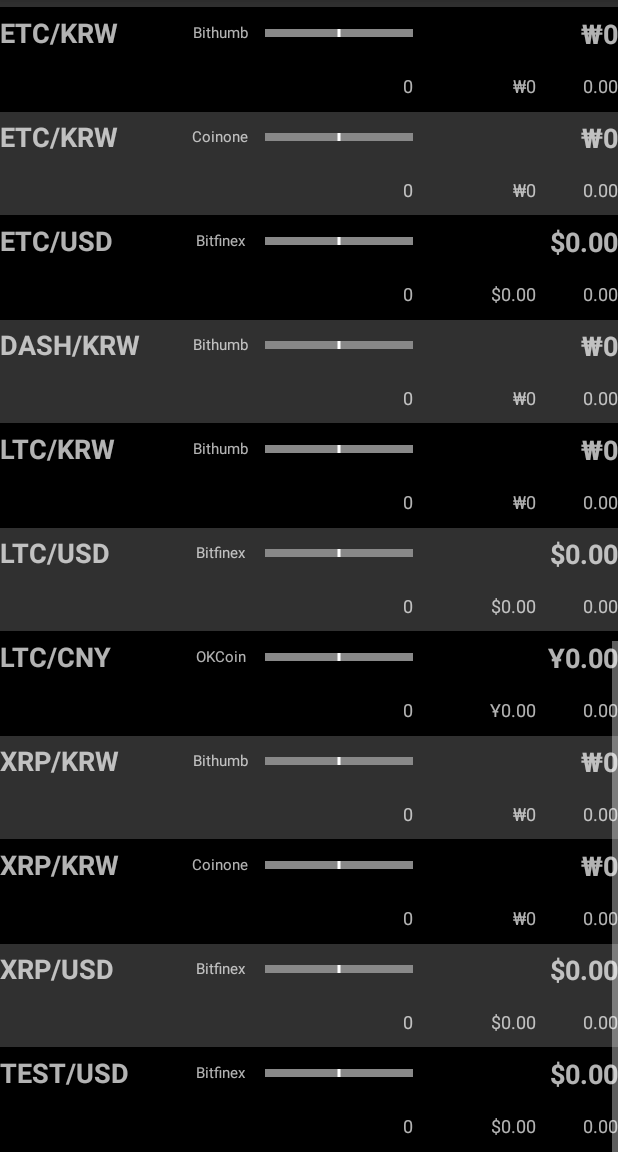
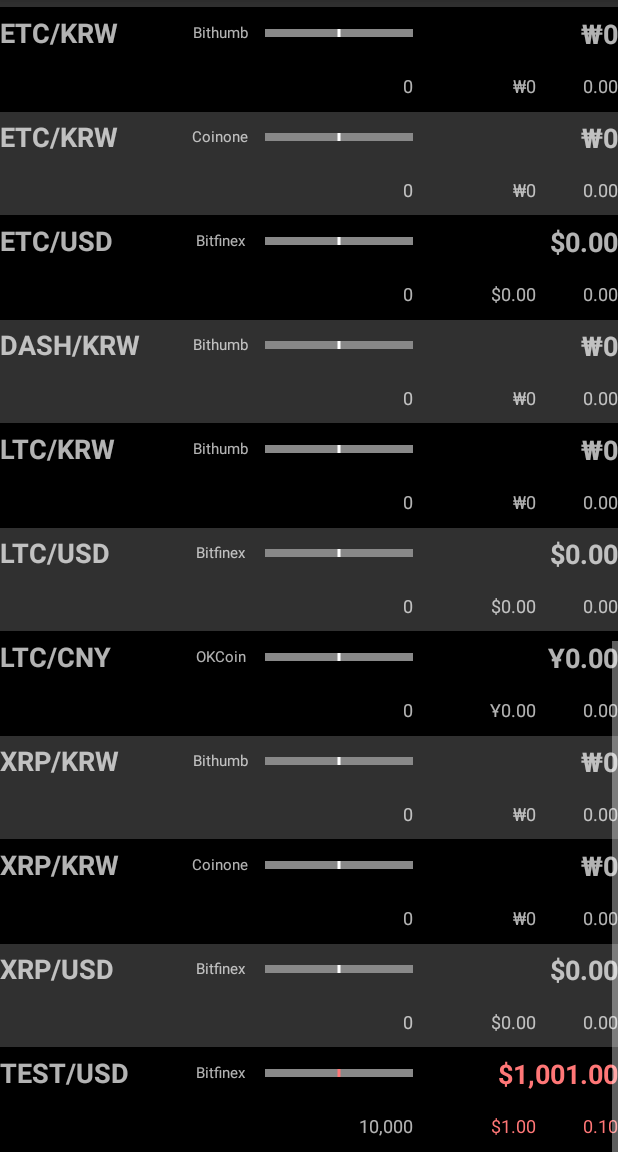
Before and after one commit to mechurak/MyCoinTong, an Android app: the screen it shows after launch (MainActivity), scrolled down 1074 dp, on a phone screen of 412 x 824 dp, the part 84-1236 px from its top. Run offline under Robolectric (Android 15) with nearby library versions, the phone set to English and light mode, and no system bars; 6 statements that could not run were skipped.

Commit message:
Draw a minimal rect in case of almost 0%

```diff
--- a/app/src/main/java/com/shimnssso/mycointong/CandleView.java
+++ b/app/src/main/java/com/shimnssso/mycointong/CandleView.java
@@ -15,10 +15,15 @@ public class CandleView extends View {
     private static final String TAG = "CandleView";
     private static final float MAX_PERCENT = 30.0f;
     private static final float STROKE_WIDTH = 3.0f;
+    private static final int PADDING = 30;
 
     private float highPercent = 0.0f;
     private float lowPercent = 0.0f;
     private float curPercent = 0.0f;
+
+    private Rect rect = new Rect();
+    private RectF rectF = new RectF();
+    private Paint paint = new Paint();
 
     public CandleView(Context context, @Nullable AttributeSet attrs) {
         super(context, attrs);
@@ -41,15 +46,9 @@ public class CandleView extends View {
         int height = canvas.getHeight();
         float center = (float)width / 2;
         float unit = center / MAX_PERCENT;
-        Log.d(TAG, "width: " + width + ", height: " + height + ", unit: " + unit);
-        int padding = 30;
 
-        Rect rect = new Rect(0, padding, width, height-padding);
-        Log.d(TAG, "rect: " + rect.toString());
-
-        Paint paint = new Paint();
+        rect.set(0, PADDING, width, height-PADDING);
         paint.setColor(Color.GRAY);
-
         canvas.drawRect(rect, paint);
 
         if (curPercent > 0.0f) paint.setColor(Const.Color.LTRED);
@@ -66,27 +65,24 @@ public class CandleView extends View {
 
         float curX = center + curPercent * unit;
         if (MAX_PERCENT < curPercent) { // over 30%
-            canvas.drawRect(center, padding, width, height - padding, paint);
+            canvas.drawRect(center, PADDING, width, height - PADDING, paint);
             paint.setColor(Color.RED);
             curX = center + (curPercent-MAX_PERCENT) * unit;
-
         }
         else if (curPercent < -MAX_PERCENT) { // under -30%
-            canvas.drawRect(0, padding, width/2, height - padding, paint);
+            canvas.drawRect(0, PADDING, width/2, height - PADDING, paint);
             paint.setColor(Color.BLUE);
             curX = center + (curPercent+MAX_PERCENT) * unit;
-
         }
 
-        RectF rectF;
-        if (curX < center) {
-            rectF = new RectF(curX, padding, center, height - padding);
+        if (curX < center && center - curX > STROKE_WIDTH) {
+            rectF.set(curX, PADDING, center, height - PADDING);
         }
-        else if (center < curX) {
-            rectF = new RectF(center, padding, curX, height - padding);
+        else if (center < curX && curX - center > STROKE_WIDTH) {
+            rectF.set(center, PADDING, curX, height - PADDING);
         }
         else {
-            rectF = new RectF(curX - STROKE_WIDTH/2, padding, center + STROKE_WIDTH/2, height - padding);
+            rectF.set(center - STROKE_WIDTH/2, PADDING, center + STROKE_WIDTH/2, height - PADDING);
         }
         canvas.drawRect(rectF, paint);
 
--- a/app/src/main/java/com/shimnssso/mycointong/MainActivity.java
+++ b/app/src/main/java/com/shimnssso/mycointong/MainActivity.java
@@ -54,6 +54,7 @@ public class MainActivity extends AppCompatActivity implements ListView.OnItemCl
                 adapter.addItem(item);
             }
             ListViewItem tempItem = new ListViewItem("TEST", Const.Currency.USD, Const.Exchange.BITFINEX, "");
+            tempItem.setPrice(1000, 1001, 999, 1001, 10000);
             adapter.addItem(tempItem);
         }
 
```
